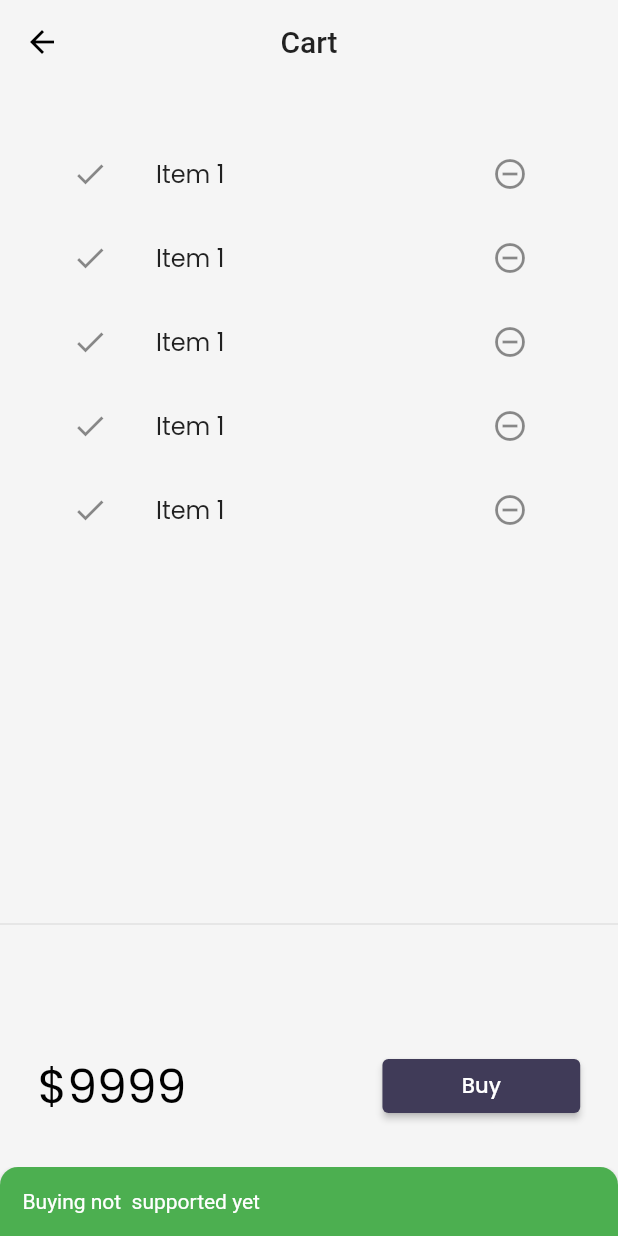
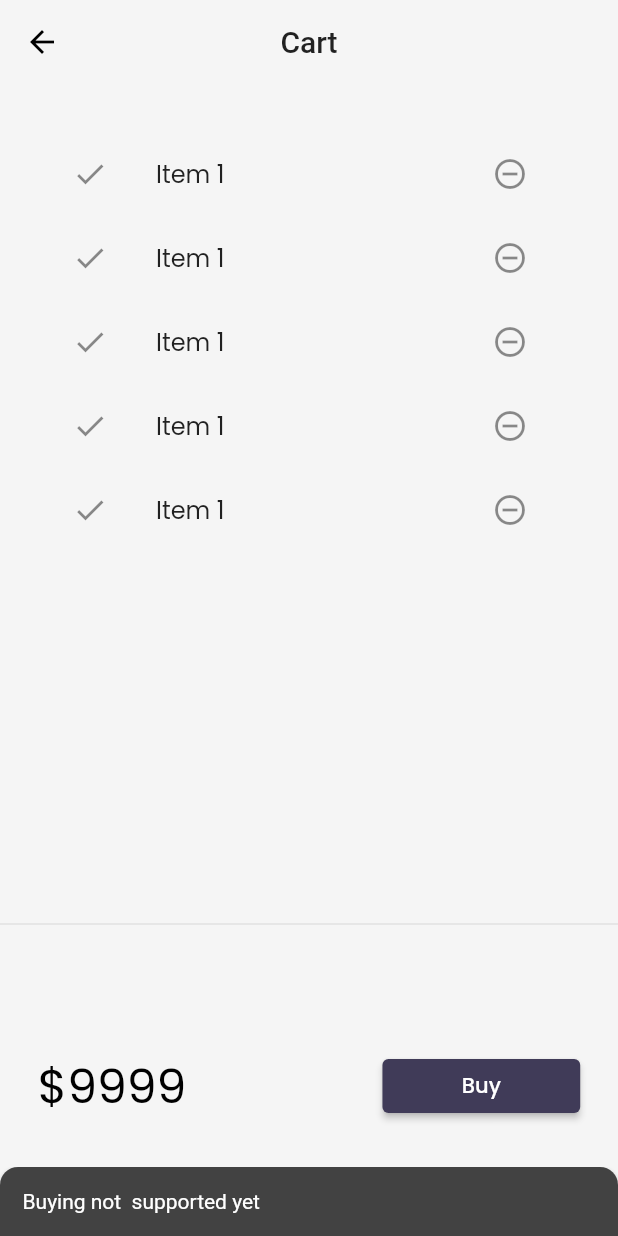
Before and after one commit to SuhaibRumi/30DayOfFluuter, a Flutter app: the CartPage screen opened by its route, after a tap on "Buy", on a phone screen of 412 x 824 dp. Run offline on Flutter 3.47's test engine with Material 2 defaults, Android fonts, the phone set to English and light mode, and no system bars; our stand-ins replace google_fonts, velocity_x; network calls fail.

Commit message:
day 16 compeletd

```diff
--- a/flutter_catalog/lib/pages/cart_page.dart
+++ b/flutter_catalog/lib/pages/cart_page.dart
@@ -45,7 +45,7 @@ class _CartTotal extends StatelessWidget {
                       borderRadius: BorderRadius.only(
                           topLeft: Radius.circular(12),
                           topRight: Radius.circular(12))),
-                  backgroundColor: Colors.green,
+                  backgroundColor: Colors.grey[800],
                   padding: const EdgeInsets.all(15),
                   content: "Buying not  supported yet ".richText.make()));
             },
```
